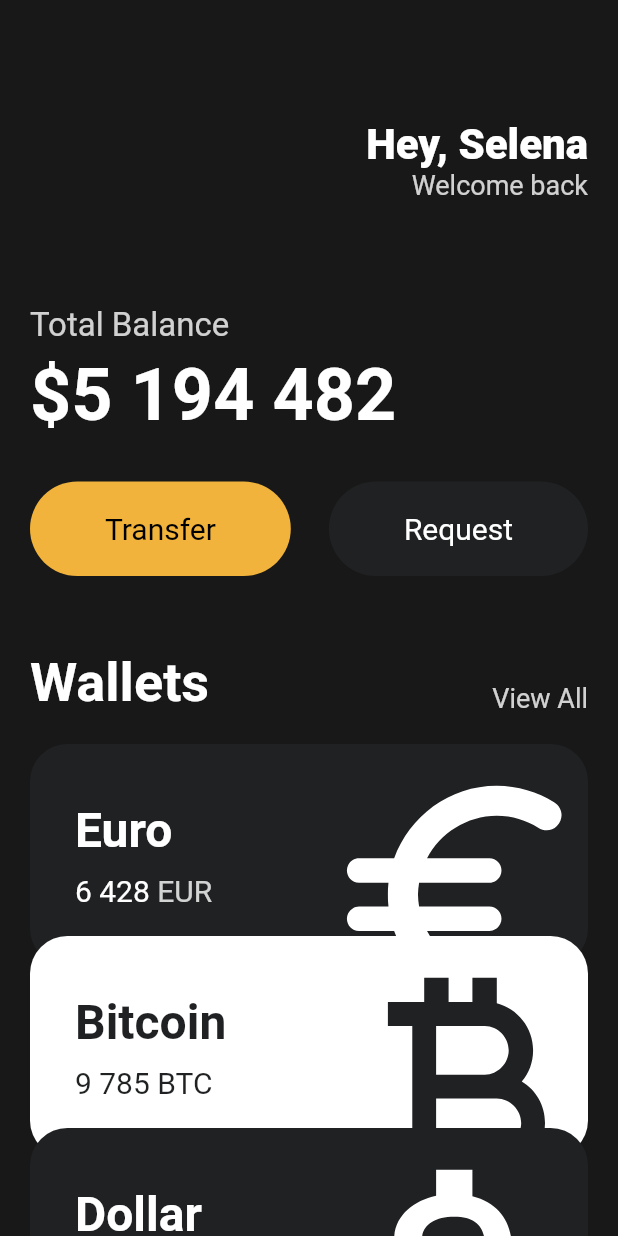
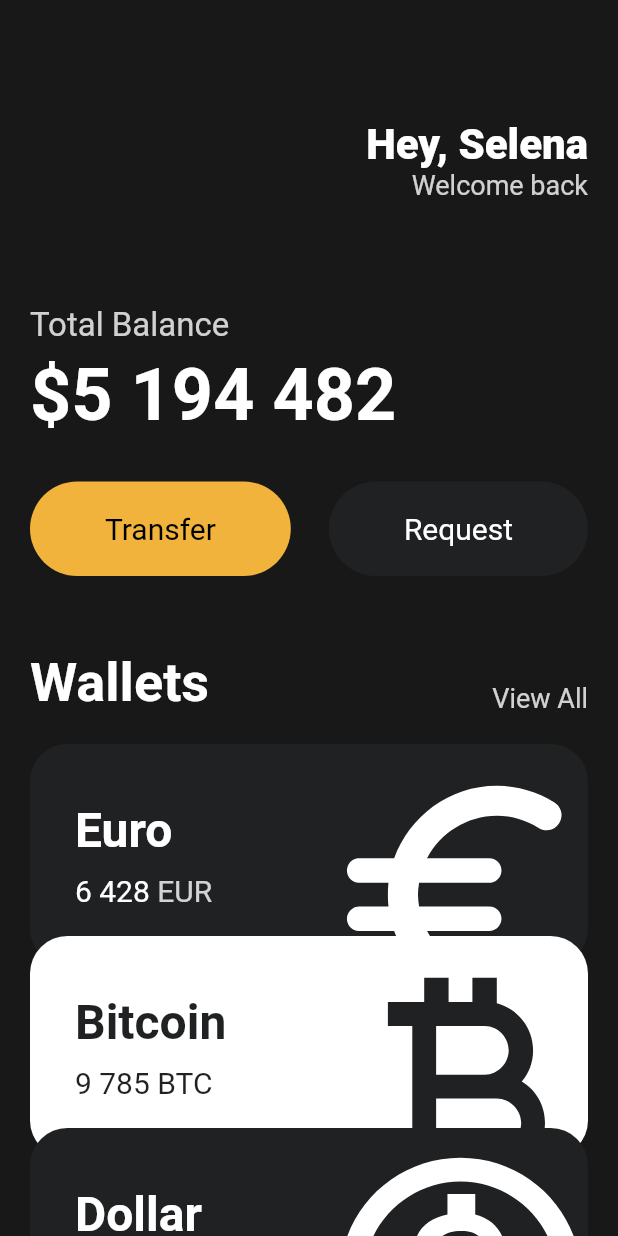
Before and after one commit to PearlKang/Nomadcoders, a Flutter app: the screen it shows after launch, on a phone screen of 412 x 824 dp. Run offline on Flutter 3.47's test engine with Material 2 defaults, Android fonts, the phone set to English and light mode, and no system bars.

Commit message:
2023.02.19

```diff
--- a/Program/Flutter/toonflix/lib/main.dart
+++ b/Program/Flutter/toonflix/lib/main.dart
@@ -139,7 +139,7 @@ class App extends StatelessWidget {
                   name: "Dollar",
                   code: "USD",
                   amount: "428",
-                  icon: Icons.attach_money_outlined,
+                  icon: Icons.monetization_on_outlined,
                   isInverted: false,
                   order: 2,
                 ),
```
